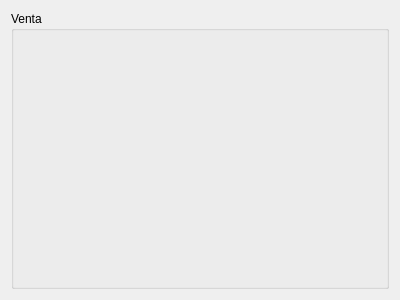
Before: the Qt Designer form views/forms/Venta.ui in NeFaWaltPint/pyqt-sqlserver-colab, drawn with Qt 5.
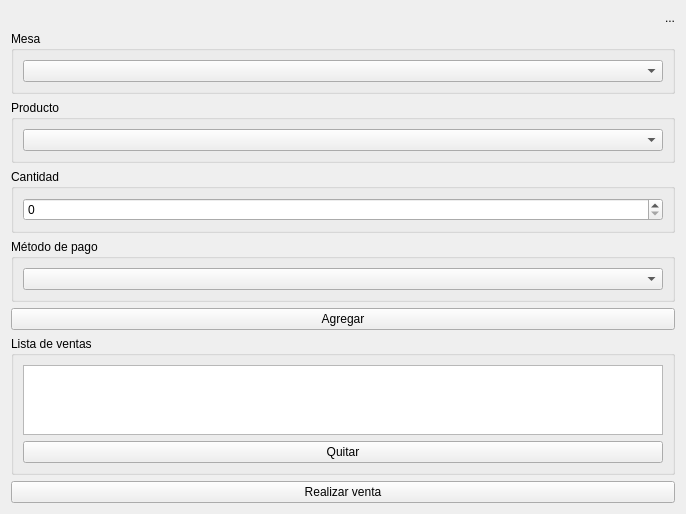
After: the same form once the commit is applied.

Commit message: add lógica de ventas y compras, relación entre tablas, actualización de stock, y selects con cantidad disponible

Patch:
```diff
--- a/views/forms/Venta.ui
+++ b/views/forms/Venta.ui
@@ -6,18 +6,132 @@
    <rect>
     <x>0</x>
     <y>0</y>
-    <width>400</width>
-    <height>300</height>
+    <width>686</width>
+    <height>492</height>
    </rect>
   </property>
   <property name="windowTitle">
    <string>Form</string>
   </property>
   <layout class="QVBoxLayout" name="verticalLayout">
+   <item>
+    <widget class="QLabel" name="L_Empleado">
+     <property name="text">
+      <string>...</string>
+     </property>
+     <property name="alignment">
+      <set>Qt::AlignRight|Qt::AlignTrailing|Qt::AlignVCenter</set>
+     </property>
+    </widget>
+   </item>
    <item>
     <widget class="QGroupBox" name="groupBox">
      <property name="title">
-      <string>Venta</string>
+      <string>Mesa</string>
+     </property>
+     <layout class="QHBoxLayout" name="horizontalLayout">
+      <item>
+       <widget class="QComboBox" name="mesa"/>
+      </item>
+     </layout>
+    </widget>
+   </item>
+   <item>
+    <widget class="QGroupBox" name="groupBox_2">
+     <property name="title">
+      <string>Producto</string>
+     </property>
+     <layout class="QHBoxLayout" name="horizontalLayout_2">
+      <item>
+       <widget class="QComboBox" name="producto"/>
+      </item>
+     </layout>
+    </widget>
+   </item>
+   <item>
+    <widget class="QGroupBox" name="groupBox_3">
+     <property name="title">
+      <string>Cantidad</string>
+     </property>
+     <layout class="QHBoxLayout" name="horizontalLayout_3">
+      <item>
+       <widget class="QSpinBox" name="cantidad"/>
+      </item>
+     </layout>
+    </widget>
+   </item>
+   <item>
+    <widget class="QGroupBox" name="groupBox_5">
+     <property name="title">
+      <string>Método de pago</string>
+     </property>
+     <layout class="QHBoxLayout" name="horizontalLayout_4">
+      <item>
+       <widget class="QComboBox" name="metodo_pago"/>
+      </item>
+     </layout>
+    </widget>
+   </item>
+   <item>
+    <widget class="QPushButton" name="agregar">
+     <property name="text">
+      <string>Agregar</string>
+     </property>
+    </widget>
+   </item>
+   <item>
+    <spacer name="verticalSpacer">
+     <property name="orientation">
+      <enum>Qt::Vertical</enum>
+     </property>
+     <property name="sizeHint" stdset="0">
+      <size>
+       <width>20</width>
+       <height>40</height>
+      </size>
+     </property>
+    </spacer>
+   </item>
+   <item>
+    <widget class="QGroupBox" name="groupBox_4">
+     <property name="title">
+      <string>Lista de ventas</string>
+     </property>
+     <layout class="QVBoxLayout" name="verticalLayout_2">
+      <item>
+       <widget class="QTableWidget" name="tableWidget">
+        <property name="selectionBehavior">
+         <enum>QAbstractItemView::SelectRows</enum>
+        </property>
+       </widget>
+      </item>
+      <item>
+       <widget class="QPushButton" name="quitar">
+        <property name="text">
+         <string>Quitar</string>
+        </property>
+       </widget>
+      </item>
+     </layout>
+    </widget>
+   </item>
+   <item>
+    <spacer name="verticalSpacer_2">
+     <property name="orientation">
+      <enum>Qt::Vertical</enum>
+     </property>
+     <property name="sizeHint" stdset="0">
+      <size>
+       <width>20</width>
+       <height>40</height>
+      </size>
+     </property>
+    </spacer>
+   </item>
+   <item>
+    <widget class="QPushButton" name="realizar_venta">
+     <property name="text">
+      <string>Realizar venta</string>
      </property>
     </widget>
    </item>
```
The commit also changes 9 other files.
